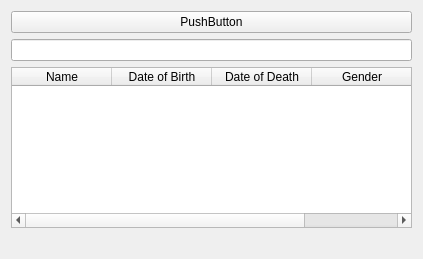
This is SkilThrju/orderscientists.ui in karigeir/Skil3 as Qt 5 draws it before an edit. The edited form follows.
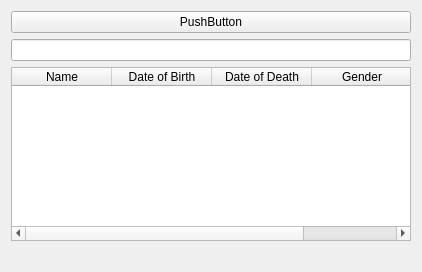
This is the edited form.

Diff of the .ui file:
```diff
--- a/SkilThrju/orderscientists.ui
+++ b/SkilThrju/orderscientists.ui
@@ -6,8 +6,8 @@
    <rect>
     <x>0</x>
     <y>0</y>
-    <width>423</width>
-    <height>259</height>
+    <width>422</width>
+    <height>272</height>
    </rect>
   </property>
   <property name="windowTitle">
```
